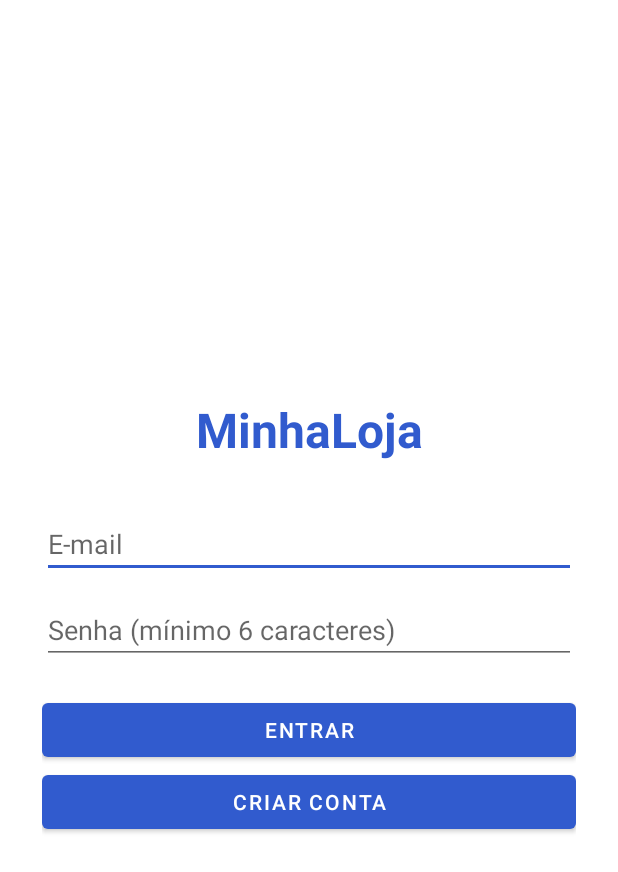
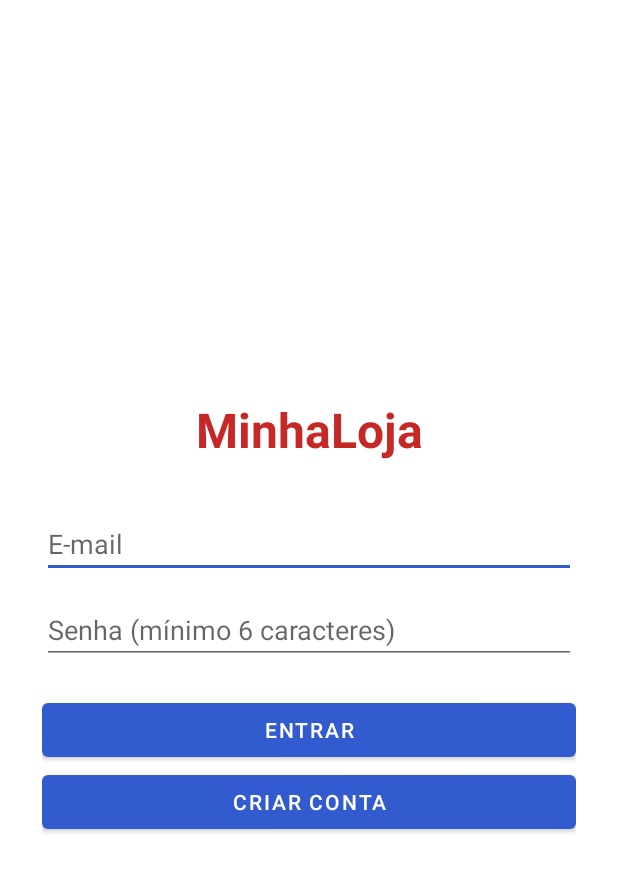
Before and after one commit to kbDuarte/desafio2bi, an Android app: the screen it shows after launch (LoginActivity), on a phone screen of 412 x 824 dp. Shown: the top 872 px of the screen. Run offline under Robolectric (Android 15) with nearby library versions, the phone set to English and light mode, and no system bars; our stand-ins replace Firebase (no records; nobody signed in at launch, a user with empty details on screens opened directly).

Commit message:
Aplicar tema vermelho no MinhaLoja

```diff
--- a/app/src/main/res/layout/activity_login.xml
+++ b/app/src/main/res/layout/activity_login.xml
@@ -1,7 +1,7 @@
 <?xml version="1.0" encoding="utf-8"?>
 <ScrollView xmlns:android="http://schemas.android.com/apk/res/android" android:layout_width="match_parent" android:layout_height="match_parent" android:fillViewport="true">
 <LinearLayout android:layout_width="match_parent" android:layout_height="match_parent" android:orientation="vertical" android:gravity="center" android:padding="28dp">
-<TextView android:layout_width="match_parent" android:layout_height="wrap_content" android:text="MinhaLoja" android:textSize="32sp" android:textStyle="bold" android:textColor="#315BCE" android:gravity="center" android:layout_marginBottom="32dp"/>
+<TextView android:layout_width="match_parent" android:layout_height="wrap_content" android:text="MinhaLoja" android:textSize="32sp" android:textStyle="bold" android:textColor="#C62828" android:gravity="center" android:layout_marginBottom="32dp"/>
 <EditText android:id="@+id/email" android:layout_width="match_parent" android:layout_height="wrap_content" android:hint="E-mail" android:inputType="textEmailAddress"/>
 <EditText android:id="@+id/senha" android:layout_width="match_parent" android:layout_height="wrap_content" android:hint="Senha (mínimo 6 caracteres)" android:inputType="textPassword" android:layout_marginTop="12dp"/>
 <ProgressBar android:id="@+id/progresso" android:layout_width="wrap_content" android:layout_height="wrap_content" android:visibility="gone" android:layout_marginTop="16dp"/>
```
